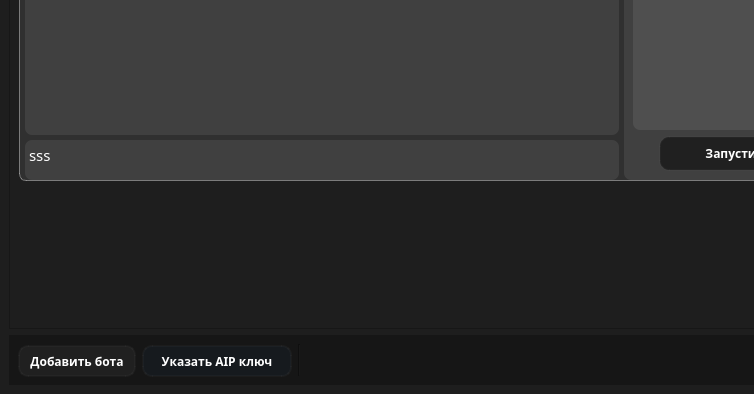
The window that exemple_bot.ui (Amadey331/calibri_app) describes before a commit, drawn with Qt 5; both pictures show x 0 to 754 and y 326 to 720 of the 1236 by 720 pixel window.
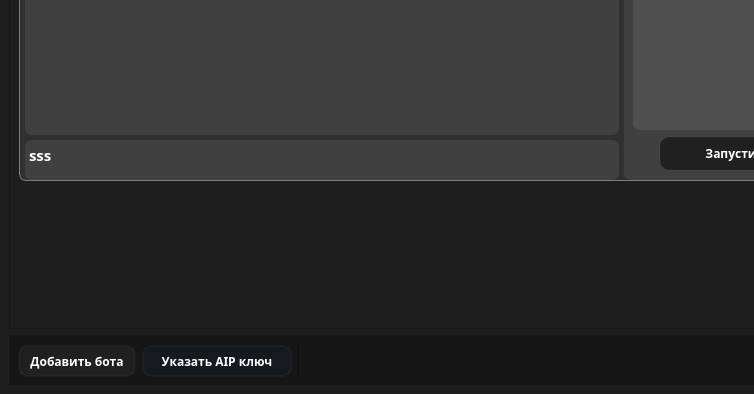
The same window after the commit.

What changed in the file:
```diff
--- a/exemple_bot.ui
+++ b/exemple_bot.ui
@@ -298,7 +298,7 @@
 li.unchecked::marker { content: &quot;\2610&quot;; }
 li.checked::marker { content: &quot;\2612&quot;; }
 &lt;/style&gt;&lt;/head&gt;&lt;body style=&quot; font-family:'Eirik Raudel'; font-size:15px; font-weight:400; font-style:normal;&quot;&gt;
-&lt;p style=&quot; margin-top:0px; margin-bottom:0px; margin-left:0px; margin-right:0px; -qt-block-indent:0; text-indent:0px;&quot;&gt;&lt;span style=&quot; font-size:15px; color:#ffffff;&quot;&gt;sss&lt;/span&gt;&lt;/p&gt;&lt;/body&gt;&lt;/html&gt;</string>
+&lt;p style=&quot; margin-top:0px; margin-bottom:0px; margin-left:0px; margin-right:0px; -qt-block-indent:0; text-indent:0px;&quot;&gt;&lt;span style=&quot; font-size:15px; font-weight:700; color:#ffffff;&quot;&gt;sss&lt;/span&gt;&lt;/p&gt;&lt;/body&gt;&lt;/html&gt;</string>
                      </property>
                     </widget>
                    </item>
```
